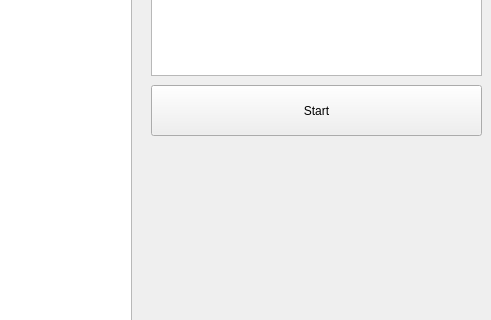
The window that View/view.ui (kot239/fat-lions) describes before a commit, drawn with Qt 5; both pictures show x 509 to 1000 and y 145 to 465 of the 1000 by 600 pixel window.
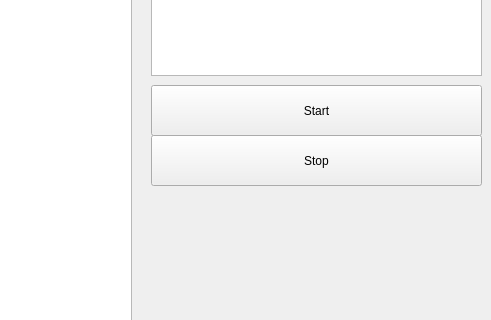
The same window after the commit. Custom widgets are drawn as their Qt base class.

Commit message: Add stop button

```diff
--- a/View/view.ui
+++ b/View/view.ui
@@ -49,6 +49,19 @@
     <string>Start</string>
    </property>
   </widget>
+  <widget class="QPushButton" name="stop_button">
+   <property name="geometry">
+    <rect>
+     <x>660</x>
+     <y>280</y>
+     <width>331</width>
+     <height>51</height>
+    </rect>
+   </property>
+   <property name="text">
+    <string>Stop</string>
+   </property>
+  </widget>
  </widget>
  <customwidgets>
   <customwidget>
```
The commit also changes 4 other files.
